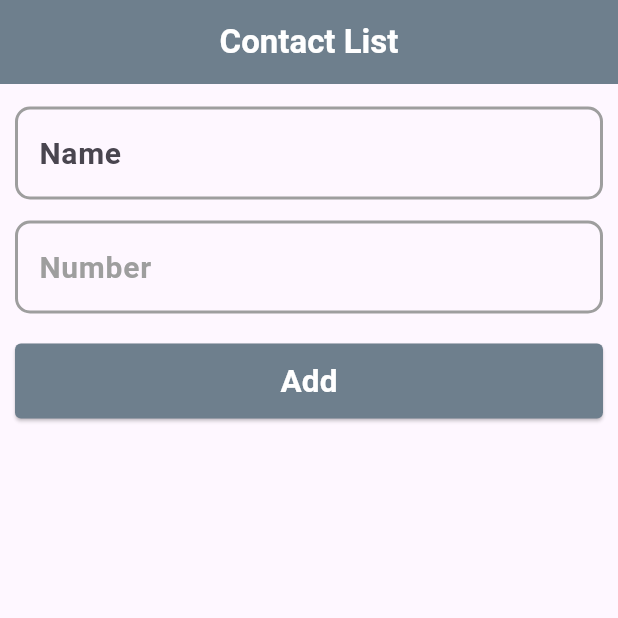
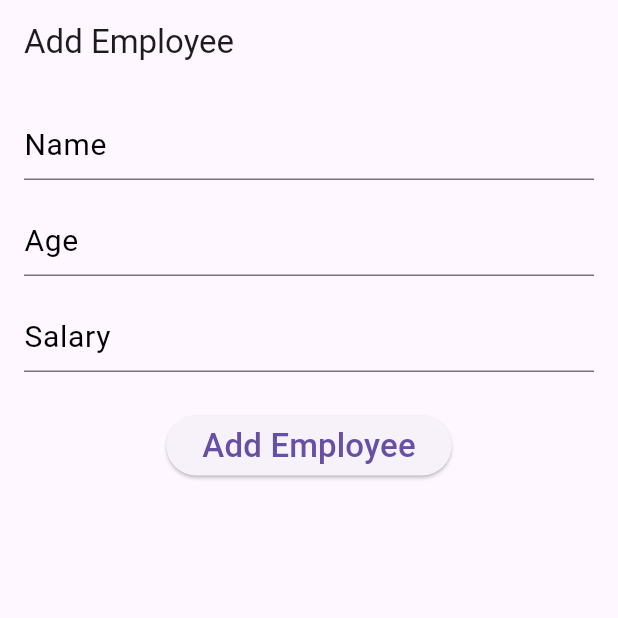
Before and after one commit to motabbir006/Ostad_Batch09, a Flutter app: the screen it shows after launch, on a phone screen of 412 x 824 dp, the top half of it. Run offline on Flutter 3.47's test engine with Material 3 defaults, Android fonts, the phone set to English and light mode, and no system bars.

```diff
--- /dev/null
+++ b/lib/Livetest.dart
@@ -0,0 +1,51 @@
+import 'package:flutter/material.dart';
+
+class liveTest extends StatelessWidget {
+  @override
+  Widget build(BuildContext context) {
+    return Scaffold(
+      appBar: AppBar(
+        title: Text("Add Employee"),
+      ),
+      body: Padding(
+        padding: const EdgeInsets.all(16.0),
+        child: Column(
+          crossAxisAlignment: CrossAxisAlignment.start,
+          children: [
+            TextFormField(
+              decoration: InputDecoration(
+              hintText: 'Name',
+                hintStyle: TextStyle(color: Colors.black, fontSize: 20),
+                border: UnderlineInputBorder(),
+              ),
+            ),
+            SizedBox(height: 16),
+            TextFormField(
+              decoration: InputDecoration(
+                hintText: "Age",
+                hintStyle: TextStyle(color: Colors.black, fontSize: 20),
+                border: UnderlineInputBorder(),
+              ),
+
+            ),
+            SizedBox(height: 16),
+            TextFormField(
+              decoration: InputDecoration(
+                hintText: "Salary",
+                hintStyle: TextStyle(color: Colors.black, fontSize: 20),
+                border: UnderlineInputBorder(),
+              ),
+            ),
+            SizedBox(height: 25),
+            Center(
+              child: ElevatedButton(
+                onPressed: () {},
+                child: Text("Add Employee",style: TextStyle(fontSize: 22),),
+              ),
+            ),
+          ],
+        ),
+      ),
+    );
+  }
+}
--- a/lib/main.dart
+++ b/lib/main.dart
@@ -1,3 +1,4 @@
+import 'package:assignment2/Livetest.dart';
 import 'package:flutter/cupertino.dart';
 import 'package:flutter/material.dart';
 
@@ -14,6 +15,7 @@ class contactApp extends StatelessWidget{
   Widget build(BuildContext context) {
     return MaterialApp(
       debugShowCheckedModeBanner: false,
-      home: Contact_list(),
+     // home: Contact_list(),
+      home: liveTest(),
     );
   }}
```
